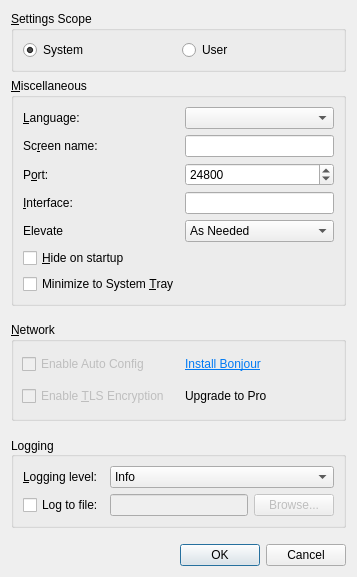
Old version of the form src/gui/src/SettingsDialogBase.ui in the repository deskflow/deskflow.
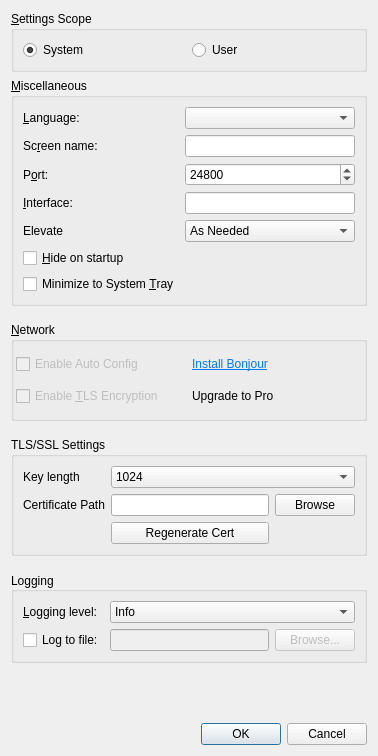
New version of the form.

Commit message: #6669 Added TLS config options to select key length and certificate path

What changed in the file:
```diff
--- a/src/gui/src/SettingsDialogBase.ui
+++ b/src/gui/src/SettingsDialogBase.ui
@@ -6,16 +6,15 @@
    <rect>
     <x>0</x>
     <y>0</y>
-    <width>357</width>
-    <height>496</height>
+    <width>378</width>
+    <height>756</height>
    </rect>
   </property>
   <property name="windowTitle">
    <string>Settings</string>
   </property>
-
-  <layout class="QVBoxLayout" name="verticalLayout">
-   <item>
+  <layout class="QGridLayout" name="gridLayout_5">
+   <item row="0" column="0">
     <widget class="QGroupBox" name="m_pGroupScope">
      <property name="title">
       <string>&amp;Settings Scope</string>
@@ -41,7 +40,7 @@
      </layout>
     </widget>
    </item>
-   <item>
+   <item row="1" column="0">
     <widget class="QGroupBox" name="m_pGroupAdvanced">
      <property name="title">
       <string>&amp;Miscellaneous</string>
@@ -190,7 +189,7 @@
      </layout>
     </widget>
    </item>
-   <item>
+   <item row="2" column="0">
     <spacer name="verticalSpacer_2">
      <property name="orientation">
       <enum>Qt::Vertical</enum>
@@ -206,7 +205,7 @@
      </property>
     </spacer>
    </item>
-   <item>
+   <item row="3" column="0">
     <widget class="QGroupBox" name="m_pGroupNetwork">
      <property name="enabled">
       <bool>true</bool>
@@ -220,10 +219,7 @@
      <property name="title">
       <string>&amp;Network</string>
      </property>
-     <layout class="QFormLayout" name="formLayout">
-      <property name="fieldGrowthPolicy">
-       <enum>QFormLayout::AllNonFixedFieldsGrow</enum>
-      </property>
+     <layout class="QGridLayout" name="gridLayout_6">
       <property name="leftMargin">
        <number>2</number>
       </property>
@@ -236,7 +232,7 @@
       <property name="bottomMargin">
        <number>12</number>
       </property>
-      <item row="0" column="1">
+      <item row="0" column="0">
        <layout class="QGridLayout" name="m_pGridLayoutNetwork">
         <property name="leftMargin">
          <number>0</number>
@@ -292,7 +288,7 @@
      </layout>
     </widget>
    </item>
-   <item>
+   <item row="4" column="0">
     <spacer name="verticalSpacer_3">
      <property name="orientation">
       <enum>Qt::Vertical</enum>
@@ -308,7 +304,85 @@
      </property>
     </spacer>
    </item>
-   <item>
+   <item row="5" column="0">
+    <widget class="QGroupBox" name="m_pGroupBoxTLS">
+     <property name="title">
+      <string>TLS/SSL Settings</string>
+     </property>
+     <layout class="QGridLayout" name="gridLayout">
+      <item row="1" column="1">
+       <widget class="QLineEdit" name="m_pLineEditCertificatePath"/>
+      </item>
+      <item row="0" column="0">
+       <widget class="QLabel" name="m_pLabel_29">
+        <property name="text">
+         <string>Key length</string>
+        </property>
+       </widget>
+      </item>
+      <item row="1" column="0">
+       <widget class="QLabel" name="m_pLabel_30">
+        <property name="text">
+         <string>Certificate Path</string>
+        </property>
+       </widget>
+      </item>
+      <item row="1" column="2">
+       <widget class="QPushButton" name="m_pPushButtonBrowseCert">
+        <property name="text">
+         <string>Browse</string>
+        </property>
+       </widget>
+      </item>
+      <item row="0" column="1" colspan="2">
+       <widget class="QComboBox" name="m_pComboBoxKeyLength">
+        <property name="currentText">
+         <string>2048</string>
+        </property>
+        <item>
+         <property name="text">
+          <string>1024</string>
+         </property>
+        </item>
+        <item>
+         <property name="text">
+          <string>2048</string>
+         </property>
+        </item>
+        <item>
+         <property name="text">
+          <string>4096</string>
+         </property>
+        </item>
+       </widget>
+      </item>
+      <item row="2" column="1">
+       <widget class="QPushButton" name="pushButton">
+        <property name="text">
+         <string>Regenerate Cert</string>
+        </property>
+       </widget>
+      </item>
+     </layout>
+    </widget>
+   </item>
+   <item row="6" column="0">
+    <spacer name="verticalSpacer_4">
+     <property name="orientation">
+      <enum>Qt::Vertical</enum>
+     </property>
+     <property name="sizeType">
+      <enum>QSizePolicy::Minimum</enum>
+     </property>
+     <property name="sizeHint" stdset="0">
+      <size>
+       <width>20</width>
+       <height>10</height>
+      </size>
+     </property>
+    </spacer>
+   </item>
+   <item row="7" column="0">
     <widget class="QGroupBox" name="m_pGroupLog">
      <property name="sizePolicy">
       <sizepolicy hsizetype="Preferred" vsizetype="Preferred">
@@ -393,7 +467,7 @@
      </layout>
     </widget>
    </item>
-   <item>
+   <item row="8" column="0">
     <spacer name="verticalSpacer">
      <property name="orientation">
       <enum>Qt::Vertical</enum>
@@ -409,7 +483,7 @@
      </property>
     </spacer>
    </item>
-   <item>
+   <item row="9" column="0">
     <widget class="QDialogButtonBox" name="buttonBox">
      <property name="orientation">
       <enum>Qt::Horizontal</enum>
```
Left out of the diff: 85 changed lines with no effect on the pictures. The commit also changes 7 other files.
